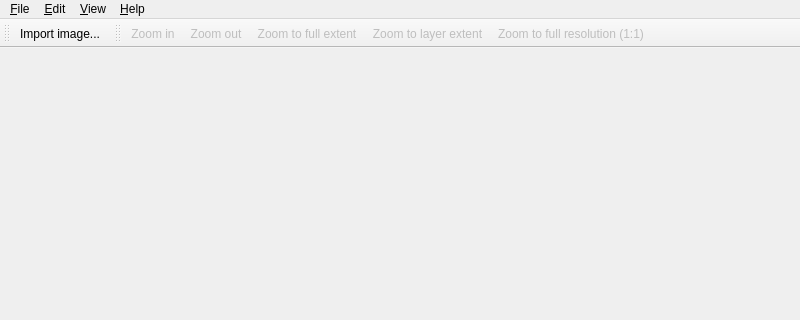
The window that Code/Application/Mv2/mvdMainWindow.ui (orfeotoolbox/OTB) describes before a commit, drawn with Qt 5; both pictures show x 0 to 800 and y 0 to 320 of the 800 by 600 pixel window.
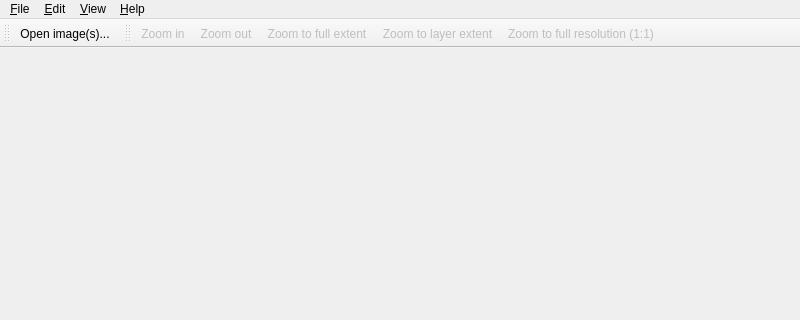
The same window after the commit. Icons and pictures are not drawn.

Commit message: ENH: (Mv?) Renamed File/Import... menu action into File/Open...

Diff of the .ui file:
```diff
--- a/Code/Application/Mv2/mvdMainWindow.ui
+++ b/Code/Application/Mv2/mvdMainWindow.ui
@@ -30,7 +30,7 @@
     <property name="title">
      <string>&amp;File</string>
     </property>
-    <addaction name="action_ImportImage"/>
+    <addaction name="action_OpenImage"/>
     <addaction name="separator"/>
     <addaction name="action_Quit"/>
    </widget>
@@ -79,7 +79,7 @@
    <attribute name="toolBarBreak">
     <bool>false</bool>
    </attribute>
-   <addaction name="action_ImportImage"/>
+   <addaction name="action_OpenImage"/>
   </widget>
   <widget class="QToolBar" name="m_RenderToolBar">
    <property name="windowTitle">
@@ -108,7 +108,7 @@
     <string>Ctrl+Q</string>
    </property>
   </action>
-  <action name="action_ImportImage">
+  <action name="action_OpenImage">
    <property name="enabled">
     <bool>true</bool>
    </property>
@@ -117,13 +117,13 @@
      <normaloff>:/icons/action_Open_Icon</normaloff>:/icons/action_Open_Icon</iconset>
    </property>
    <property name="text">
-    <string>&amp;Import image...</string>
+    <string>&amp;Open image(s)...</string>
    </property>
    <property name="iconText">
-    <string>Import image...</string>
+    <string>Open image(s)...</string>
    </property>
    <property name="toolTip">
-    <string>Import image-file.</string>
+    <string>Open image file(s).</string>
    </property>
    <property name="shortcut">
     <string>Ctrl+O</string>
```
The commit also changes 2 other files.
